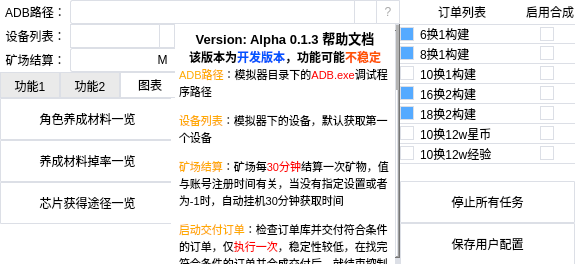
Above: UI.ui from Amber-siley/JCZXAutoScript before the change. Below: the same form after it.
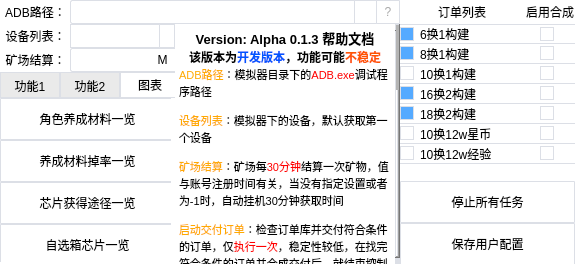
That is the form after the change. The open tabs and pages were chosen to show the change. Icons and pictures are not drawn.

```diff
--- a/UI.ui
+++ b/UI.ui
@@ -851,6 +851,36 @@
         <string>角色养成材料一览</string>
        </property>
       </widget>
+      <widget class="QPushButton" name="choice_Chips_Button">
+       <property name="geometry">
+        <rect>
+         <x>0</x>
+         <y>126</y>
+         <width>175</width>
+         <height>42</height>
+        </rect>
+       </property>
+       <property name="styleSheet">
+        <string notr="true">QPushButton {
+    background-color: #ffffff;
+    border: 1px solid #dcdfe6;
+    border-radius: 1px;
+}
+
+QPushButton:hover {
+    background-color: #ecf5ff;
+    color: #409eff;
+}
+
+QPushButton:pressed, QPushButton:checked {
+    border: 1px solid #3a8ee6;
+    color: #409eff;
+}</string>
+       </property>
+       <property name="text">
+        <string>自选箱芯片一览</string>
+       </property>
+      </widget>
      </widget>
     </widget>
    </widget>
```
